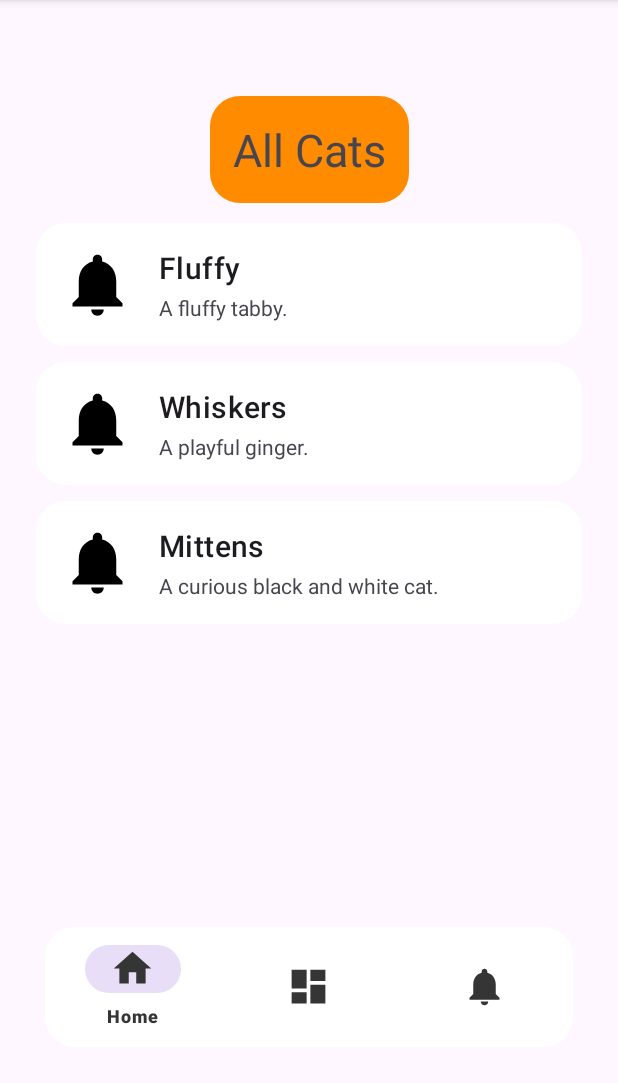
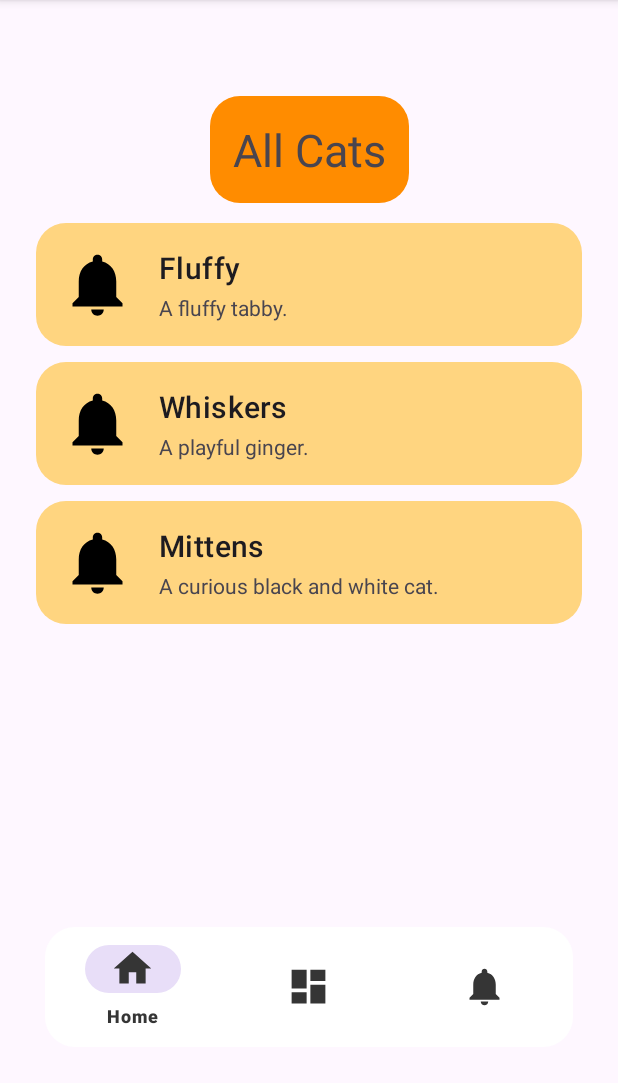
Before and after one commit to ChunhBi/LoCATor, an Android app: the CatList screen opened through its navigation route, on a phone screen of 412 x 824 dp, the part 96-1179 px from its top. Run offline under Robolectric (Android 15) with nearby library versions, the phone set to English and light mode, and no system bars.

Commit message:
add color for test

```diff
--- a/app/src/main/res/layout/list_item_cat.xml
+++ b/app/src/main/res/layout/list_item_cat.xml
@@ -6,7 +6,8 @@
     android:layout_height="wrap_content"
     android:background="@drawable/bar_rounded"
     android:layout_marginBottom="5dp"
-    android:layout_marginTop="5dp">
+    android:layout_marginTop="5dp"
+    android:backgroundTint="@color/light_orange">
 
     <TextView
         android:id="@+id/list_item_cat_name"
--- a/app/src/main/res/values/colors.xml
+++ b/app/src/main/res/values/colors.xml
@@ -7,4 +7,5 @@
     <color name="almostBlack">#222</color>
     <color name="red">#F00</color>
     <color name="orange">#FF8c00</color>
+    <color name="light_orange">#FFD580</color>
 </resources>
```
